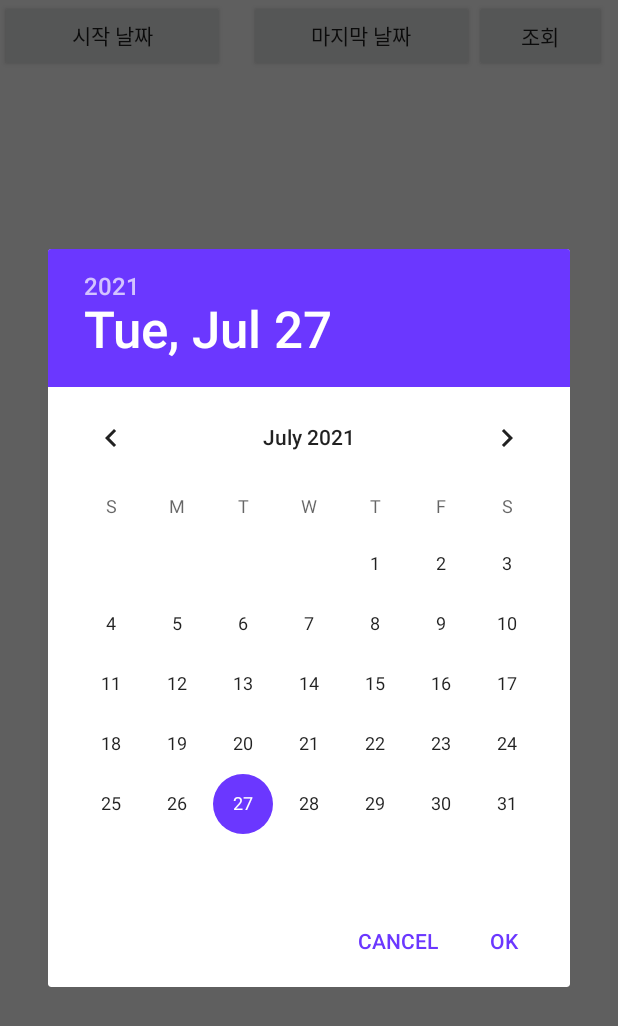
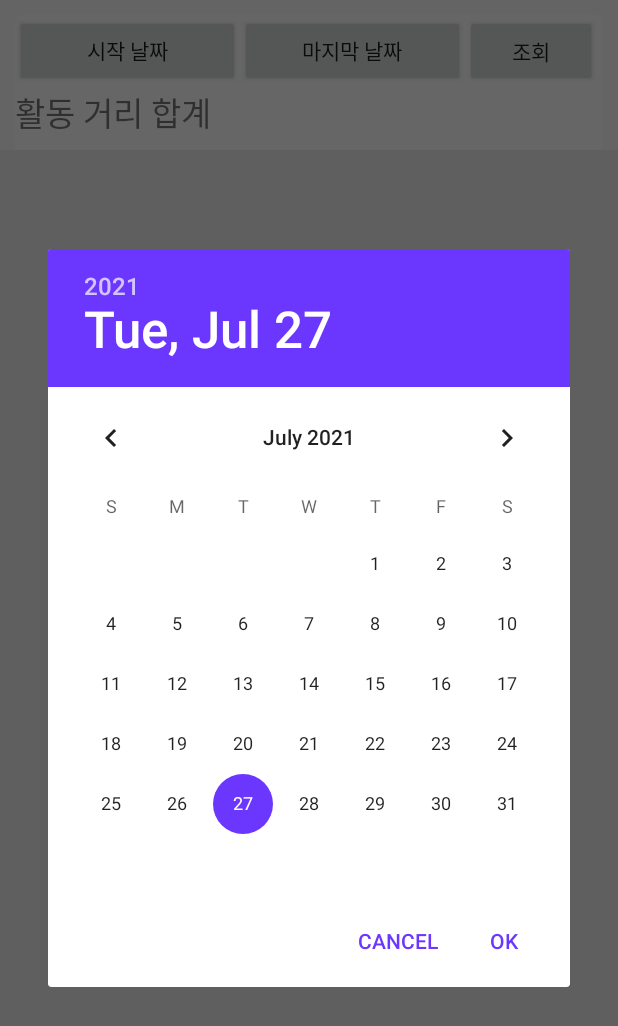
Before and after one commit to eodud3526/Noriand, an Android app: the ActionHistoryActivity screen opened directly, with no data from a screen before it, after a tap on "시작 날짜", on a phone screen of 412 x 824 dp. Shown: the top 1026 px of the screen. Run offline under Robolectric (Android 15) with nearby library versions, the phone set to English and light mode, and no system bars.

Commit message:
viewDate, dist print

```diff
--- a/app/src/main/res/layout/activity_action_history.xml
+++ b/app/src/main/res/layout/activity_action_history.xml
@@ -1,43 +1,48 @@
 <?xml version="1.0" encoding="utf-8"?>
-<RelativeLayout xmlns:android="http://schemas.android.com/apk/res/android"
+<RelativeLayout
+    xmlns:android="http://schemas.android.com/apk/res/android"
     android:layout_width="match_parent"
     android:layout_height="wrap_content">
-
+    <RelativeLayout
+        android:id="@+id/rl_row_action_history"
+        android:layout_width="match_parent"
+        android:layout_height="130dp"
+        android:layout_marginLeft="10dp"
+        android:layout_marginRight="10dp"
+        android:layout_marginTop="10dp"
+        android:clickable="true"
+        android:background="@drawable/selector_bgr_white_to_gray_corner">
         <Button
             android:id="@+id/startDate"
             android:layout_width="150dip"
             android:layout_height="wrap_content"
             android:inputType="date"
             android:text="시작 날짜" />
-
-        <TextView
-            android:text=" ~ "
-            android:layout_width="wrap_content"
-            android:layout_height="wrap_content"
-            android:layout_toRightOf="@+id/startDate"
-            android:id="@+id/text"/>
-
         <Button android:layout_height="wrap_content"
             android:id="@+id/endDate"
             android:layout_width="150dip"
-            android:layout_toRightOf="@+id/text"
+            android:layout_toRightOf="@+id/startDate"
             android:text="마지막 날짜"
             android:inputType="date"/>
-
         <Button
             android:layout_width="wrap_content"
             android:layout_height="wrap_content"
             android:id="@+id/searchButton"
             android:layout_toRightOf="@+id/endDate"
             android:text="조회"/>
-
         <TextView
             android:layout_width="wrap_content"
             android:layout_height="wrap_content"
-            android:textSize="24sp"
+            android:textSize="22sp"
             android:text="활동 거리 합계"
             android:layout_below="@id/startDate"/>
+    </RelativeLayout>
 
+    <RelativeLayout
+        android:layout_width="match_parent"
+        android:layout_height="match_parent"
+        android:layout_marginTop="100dp"
+        android:background="#fff">
         <ListView
             android:id="@+id/lv_action_history"
             android:layout_width="match_parent"
@@ -49,5 +54,5 @@
             android:scrollbarThumbVertical="@color/color_purple"
             android:scrollbarSize="2dp"
             android:overScrollMode="never"/>
-
+    </RelativeLayout>
 </RelativeLayout>
```
Also changed, not shown: app/src/main/java/com/noriand/activity/ActionHistoryActivity.java (+73 -4 lines), app/src/main/res/layout/row_action_history.xml (+4 -28 lines).
